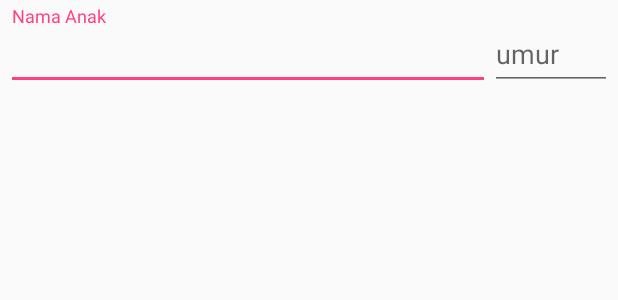
After one commit to rizki24/AdvancedWidget1, an Android app: the layout layout_anak.xml on its own in the app's theme, with its tools: preview values and no code run, on a phone screen of 412 x 824 dp. The commit adds this screen. Shown: the top 300 px of the screen. Run offline under Robolectric (Android 15) with nearby library versions, the phone set to English and light mode, and no system bars.

Commit message:
Widget Programming Final Part

```diff
--- a/app/build.gradle
+++ b/app/build.gradle
@@ -23,4 +23,5 @@ dependencies {
     compile fileTree(dir: 'libs', include: ['*.jar'])
     testCompile 'junit:junit:4.12'
     compile 'com.android.support:appcompat-v7:23.3.0'
+    compile 'com.android.support:design:23.3.0'
 }
--- /dev/null
+++ b/app/src/main/res/layout/layout_anak.xml
@@ -0,0 +1,32 @@
+<?xml version="1.0" encoding="utf-8"?>
+<LinearLayout xmlns:android="http://schemas.android.com/apk/res/android"
+    android:layout_width="match_parent"
+    android:layout_height="match_parent"
+    android:padding="4dp"
+    android:weightSum="1">
+
+    <android.support.design.widget.TextInputLayout
+        android:layout_width="0dp"
+        android:layout_height="wrap_content"
+        android:layout_weight="0.8">
+
+        <android.support.design.widget.TextInputEditText
+            android:id="@+id/editTextNama"
+            android:layout_width="match_parent"
+            android:layout_height="match_parent"
+            android:hint="Nama Anak" />
+    </android.support.design.widget.TextInputLayout>
+
+    <android.support.design.widget.TextInputLayout
+        android:layout_width="0dp"
+        android:layout_height="wrap_content"
+        android:layout_weight="0.2">
+
+        <android.support.design.widget.TextInputEditText
+            android:id="@+id/editTextUmur"
+            android:layout_width="match_parent"
+            android:layout_height="match_parent"
+            android:hint="umur"
+            android:maxLength="2" />
+    </android.support.design.widget.TextInputLayout>
+</LinearLayout>
```
Also changed, not shown: app/src/main/java/id/sch/smktelkom_mlg/learn/advancedwidget1/MainActivity.java (+51 -30 lines), app/src/main/res/layout/activity_main.xml (+29 -1 lines).
